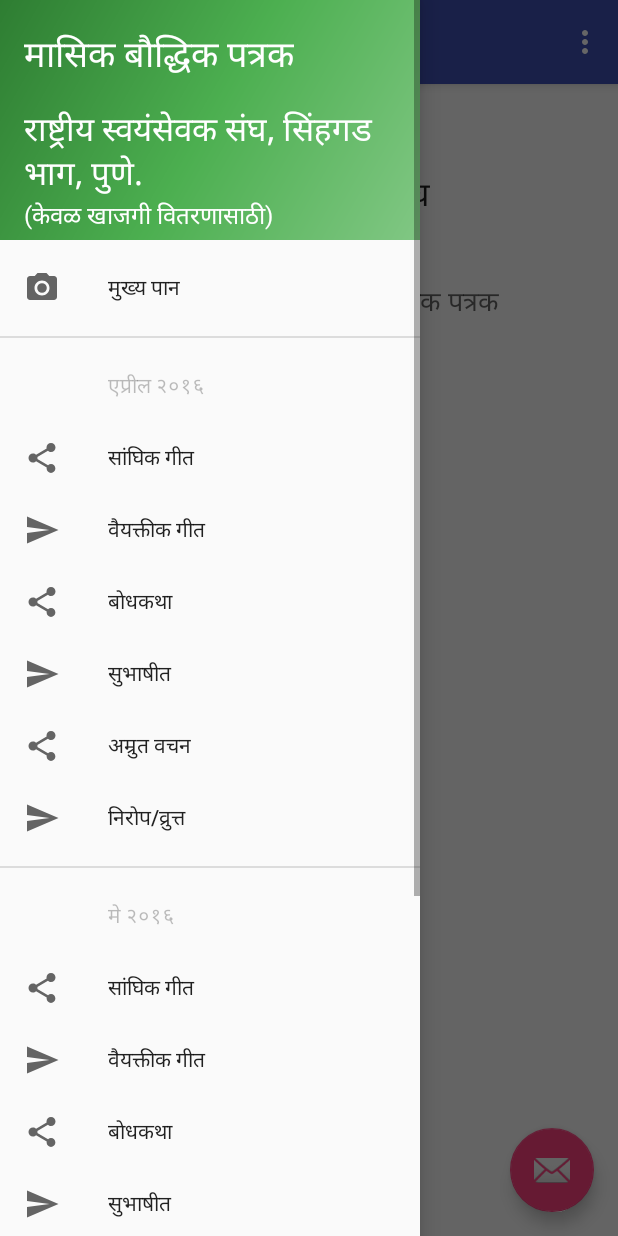
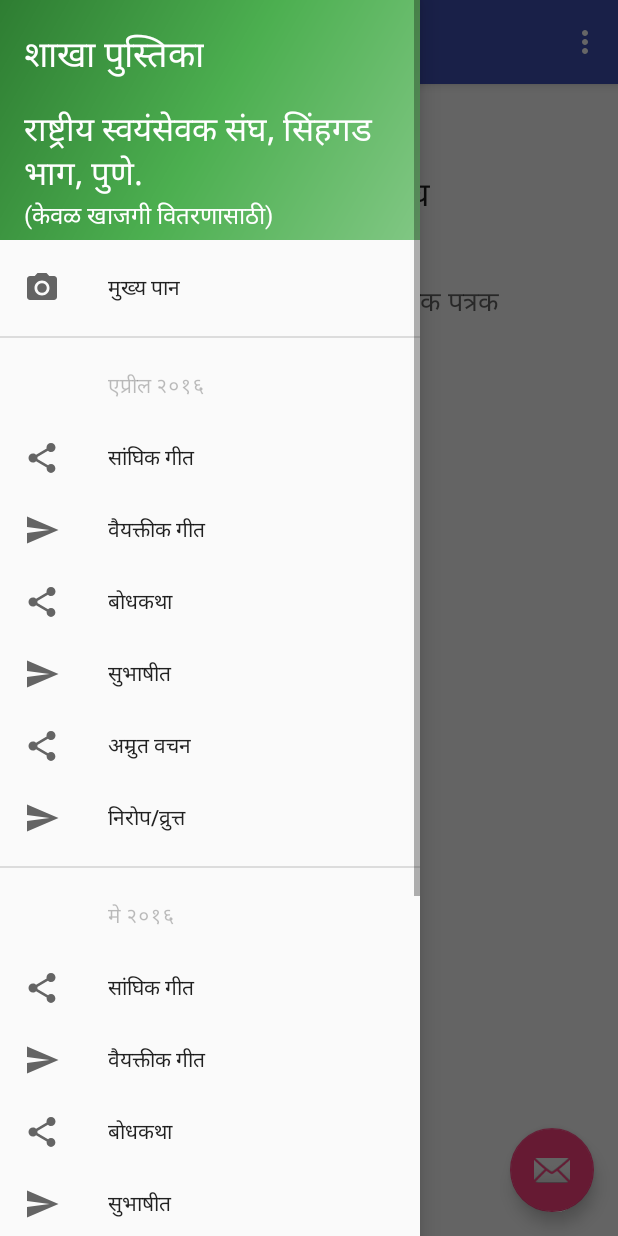
Before and after one commit to lonelybit/Bauddhik-Patrak, an Android app: the screen it shows after launch (MainActivity), with the side drawer open, on a phone screen of 412 x 824 dp. Run offline under Robolectric (Android 15) with nearby library versions, the phone set to English and light mode, and no system bars.

Commit message:
App icon revised

```diff
--- a/app/src/main/AndroidManifest.xml
+++ b/app/src/main/AndroidManifest.xml
@@ -4,7 +4,7 @@
 
     <application
         android:allowBackup="true"
-        android:icon="@mipmap/ic_launcher"
+        android:icon="@drawable/app_icon_green"
         android:label="@string/app_name"
         android:supportsRtl="true"
         android:theme="@style/AppTheme">
--- a/app/src/main/res/layout/nav_header_main.xml
+++ b/app/src/main/res/layout/nav_header_main.xml
@@ -23,7 +23,7 @@
         android:layout_width="wrap_content"
         android:layout_height="wrap_content"
         android:textAppearance="@style/TextAppearance.AppCompat.Headline"
-        android:text="@string/masik_baudhik_patrak_text"
+        android:text="@string/shakha_pustika_text"
         android:id="@+id/textView2" />
 
     <TextView
--- a/app/src/main/res/values/strings.xml
+++ b/app/src/main/res/values/strings.xml
@@ -1,6 +1,7 @@
 <resources>
-    <string name="app_name">बौद्धिक पत्रक</string>
+    <string name="app_name">शाखा पुस्तिका</string>
 
+    <string name="shakha_pustika_text">शाखा पुस्तिका</string>
     <string name="navigation_drawer_open">Open navigation drawer</string>
     <string name="navigation_drawer_close">Close navigation drawer</string>
 
```
Also changed, not shown: app/src/main/res/drawable/app_icon_green.png (added).
